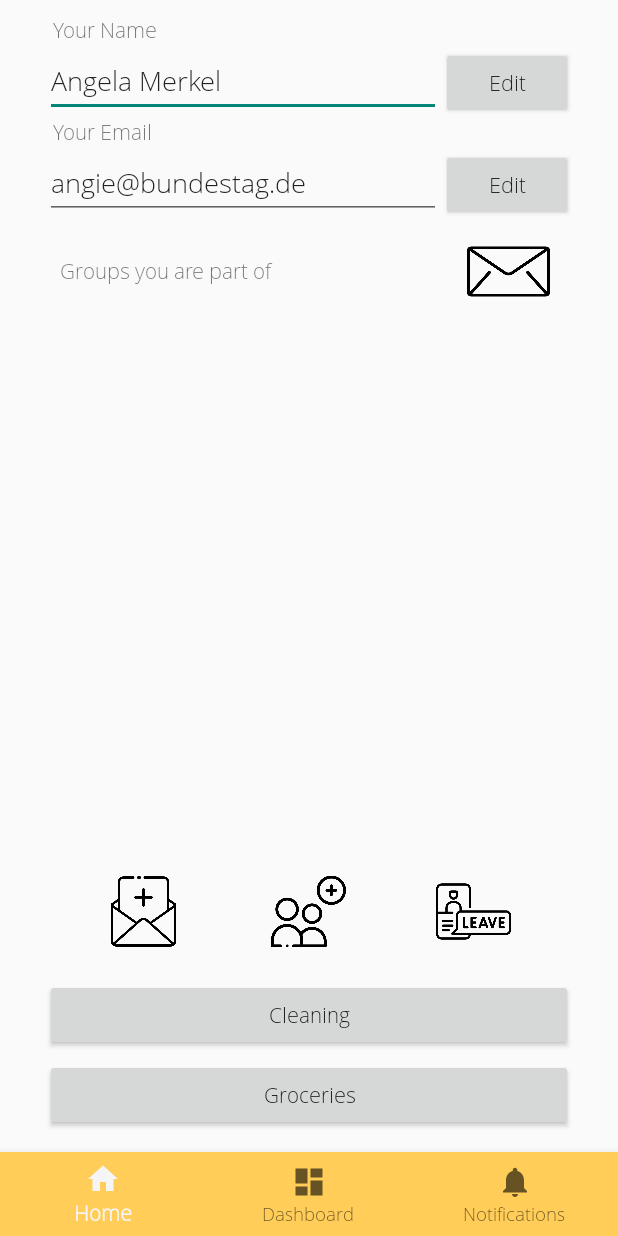
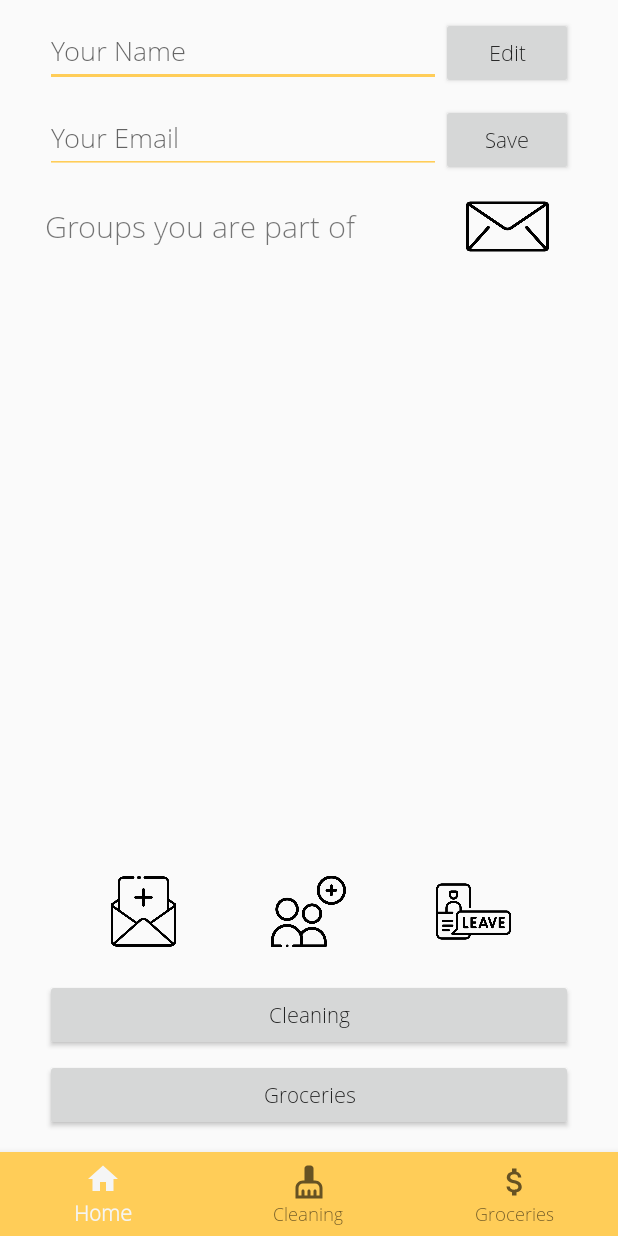
Before and after one commit to ponmeloco/Living, an Android app: the screen it shows after launch once a user with an empty profile is signed in (MainActivity), on a phone screen of 412 x 824 dp. Run offline under Robolectric (Android 15) with nearby library versions, the phone set to English and light mode, and no system bars; our stand-ins replace Firebase (no records; nobody signed in at launch, a user with empty details on screens opened directly), navigation-ui; 2 statements that could not run were skipped.

Commit message:
inflated HomeFragment with user data and made small ui changes. implemented recyclerview adapter

```diff
--- /dev/null
+++ b/app/src/main/java/de/living/adapter/MyAdapter.kt
@@ -0,0 +1,40 @@
+package de.living.adapter
+
+import android.view.LayoutInflater
+import android.view.View
+import android.view.ViewGroup
+import android.widget.TextView
+import androidx.recyclerview.widget.RecyclerView
+import de.living.R
+import de.living.model.GroupsList
+
+
+class MyAdapter(private val userGroupList: ArrayList<GroupsList>) : RecyclerView.Adapter<MyAdapter.ViewHolder>() {
+
+    // create new views
+    override fun onCreateViewHolder(parent: ViewGroup, viewType: Int): ViewHolder {
+        // inflates the card_view_design view
+        // that is used to hold list item
+        val view = LayoutInflater.from(parent.context)
+            .inflate(R.layout.card_view_design, parent, false)
+        return ViewHolder(view)
+    }
+
+    // binds the list items to a view
+    override fun onBindViewHolder(holder: ViewHolder, position: Int) {
+        val user = userGroupList[position]
+        // sets the text to the textview from our itemHolder class
+        holder.textView.text = user.Gruppe1
+
+    }
+
+    // return the number of the items in the list
+    override fun getItemCount(): Int {
+        return userGroupList.size
+    }
+
+    // Holds the views for adding it to image and text
+    class ViewHolder(ItemView: View) : RecyclerView.ViewHolder(ItemView) {
+        val textView: TextView = itemView.findViewById(R.id.textView)
+    }
+}
--- a/app/src/main/java/de/living/mainApp/GroceriesFragment.kt
+++ b/app/src/main/java/de/living/mainApp/GroceriesFragment.kt
@@ -30,7 +30,7 @@ class GroceriesFragment : Fragment() {
         container: ViewGroup?,
         savedInstanceState: Bundle?
     ): View {
-
+        _userDataViewModel.getUserData()
         _binding = FragmentGroceriesBinding.inflate(inflater, container, false)
         val root: View = binding.root
 
--- a/app/src/main/java/de/living/mainApp/HomeFragment.kt
+++ b/app/src/main/java/de/living/mainApp/HomeFragment.kt
@@ -1,6 +1,5 @@
 package de.living.mainApp
 
-import android.annotation.SuppressLint
 import android.graphics.Color
 import android.graphics.PorterDuff
 import android.os.Bundle
@@ -8,11 +7,15 @@ import android.view.LayoutInflater
 import android.view.MotionEvent
 import android.view.View
 import android.view.ViewGroup
-import androidx.constraintlayout.widget.ConstraintLayout
+import android.widget.EditText
 import androidx.fragment.app.Fragment
 import androidx.fragment.app.activityViewModels
+import androidx.recyclerview.widget.LinearLayoutManager
 import de.living.databinding.FragmentHomeBinding
 import de.living.viewmodel.UserDataViewModel
+import de.living.adapter.MyAdapter
+import de.living.model.GroupsList
+
 
 class HomeFragment : Fragment() {
 
@@ -24,16 +27,28 @@ class HomeFragment : Fragment() {
     private val binding get() = _binding!!
     private val _userDataViewModel: UserDataViewModel by activityViewModels()
 
+
     override fun onCreateView(
         inflater: LayoutInflater,
         container: ViewGroup?,
         savedInstanceState: Bundle?
 
-    ): ConstraintLayout {
+    ): View {
+
+        _userDataViewModel.getUserGroups()
+        _userDataViewModel.getUserData()
+        _binding = FragmentHomeBinding.inflate(inflater, container, false)
 
 
+        val editTextViewName: EditText = binding.editTextViewYourName
+        val editTextViewEmail: EditText = binding.editTextViewYourEmail
+        _userDataViewModel.getUser().observe(viewLifecycleOwner) {
+            editTextViewName.setText(_userDataViewModel.getUser().value?.name)
+            editTextViewEmail.setText(_userDataViewModel.getUser().value?.email)
+        }
 
-        _binding = FragmentHomeBinding.inflate(inflater, container, false)
+
+        inflateRecyclerview()
 
 
         binding.createGroupButton.setOnClickListener {
@@ -57,6 +72,7 @@ class HomeFragment : Fragment() {
     }
 
 
+
     @Suppress("DEPRECATION","ClickableViewAccessibility")
     fun buttonEffect(button: View) {
         button.setOnTouchListener { v, event ->
@@ -74,4 +90,23 @@ class HomeFragment : Fragment() {
         }
     }
 
+     private fun inflateRecyclerview(){
+        // getting the recyclerview by its id
+        val recyclerview = binding.listViewGroups
+
+        // this creates a vertical layout Manager
+        recyclerview.layoutManager = LinearLayoutManager(binding.listViewGroups.context)
+
+        // ArrayList of class ItemsViewModel
+        val data = ArrayList<GroupsList>()
+
+         _userDataViewModel.getGroups().value?.let { GroupsList(it.Gruppe1) }?.let { data.add(it) }
+
+        // This will pass the ArrayList to our Adapter
+        val adapter = MyAdapter(data)
+
+        // Setting the Adapter with the recyclerview
+        recyclerview.adapter = adapter
+    }
+
 }
--- a/app/src/main/java/de/living/mainApp/MainActivity.kt
+++ b/app/src/main/java/de/living/mainApp/MainActivity.kt
@@ -1,35 +1,33 @@
 package de.living.mainApp
 
 import android.os.Bundle
-import androidx.activity.viewModels
 import com.google.android.material.bottomnavigation.BottomNavigationView
 import androidx.appcompat.app.AppCompatActivity
 import androidx.navigation.fragment.NavHostFragment
 import androidx.navigation.ui.setupWithNavController
 import de.living.R
 import de.living.databinding.ActivityMainBinding
-import de.living.viewmodel.UserDataViewModel
+
 
 class MainActivity : AppCompatActivity() {
 
     private lateinit var binding: ActivityMainBinding
 
-    private val _userDataViewModel: UserDataViewModel by viewModels<UserDataViewModel>()
-
     override fun onCreate(savedInstanceState: Bundle?) {
         super.onCreate(savedInstanceState)
 
         binding = ActivityMainBinding.inflate(layoutInflater)
+
         setContentView(binding.root)
-        _userDataViewModel.getUserData()
 
         val navView: BottomNavigationView = binding.navView
         val navHostFragment = supportFragmentManager.findFragmentById(R.id.nav_host_fragment_activity_main) as NavHostFragment
         val navController = navHostFragment.navController
-        // Passing each menu ID as a set of Ids because each
-        // menu should be considered as top level destinations.
+
+
 
         navView.setupWithNavController(navController)
 
     }
+
 }
--- /dev/null
+++ b/app/src/main/java/de/living/model/GroupsList.kt
@@ -0,0 +1,3 @@
+package de.living.model
+
+data class GroupsList(var Gruppe1: String = "")
--- a/app/src/main/java/de/living/startup/SignInActivity.kt
+++ b/app/src/main/java/de/living/startup/SignInActivity.kt
@@ -16,7 +16,7 @@ import de.living.databinding.ActivitySignInBinding
 
 class SignInActivity : AppCompatActivity() {
     private lateinit var auth: FirebaseAuth
-    lateinit var binding: ActivitySignInBinding
+    private lateinit var binding: ActivitySignInBinding
 
     override fun onCreate(savedInstanceState: Bundle?) {
         super.onCreate(savedInstanceState)
--- a/app/src/main/java/de/living/viewmodel/UserDataViewModel.kt
+++ b/app/src/main/java/de/living/viewmodel/UserDataViewModel.kt
@@ -8,21 +8,27 @@ import androidx.lifecycle.ViewModel
 import com.google.firebase.auth.FirebaseAuth
 import com.google.firebase.firestore.FirebaseFirestore
 import com.google.firebase.firestore.ktx.toObject
+import de.living.model.GroupsList
 import de.living.model.User
 
 class UserDataViewModel : ViewModel() {
     private val mFireStore = FirebaseFirestore.getInstance()
-    private lateinit var _user: MutableLiveData<User>
+    private var _user: MutableLiveData<User> = MutableLiveData<User>()
+    private var _userGroupsList: MutableLiveData<GroupsList> = MutableLiveData<GroupsList>()
 
-    fun getUser():LiveData<User>{
+    fun getUser(): LiveData<User> {
         return _user
     }
 
-    private fun getCurrentUserId(): String{
+    fun getGroups(): LiveData<GroupsList> {
+        return _userGroupsList
+    }
+
+    private fun getCurrentUserId(): String {
         return FirebaseAuth.getInstance().currentUser!!.uid
     }
 
-    fun getUserData(){
+    fun getUserData() {
         val docRef = mFireStore.collection("users").document(getCurrentUserId())
         docRef.get()
             .addOnSuccessListener { document ->
@@ -37,4 +43,22 @@ class UserDataViewModel : ViewModel() {
                 Log.d(ContentValues.TAG, "get failed with ", exception)
             }
     }
+
+    fun getUserGroups() {
+        val docRef = mFireStore.collection("users").document(getCurrentUserId())
+            .collection("groups")
+            .document("groupNames")
+        docRef.get()
+            .addOnSuccessListener { document ->
+                if (document != null) {
+                    Log.d(ContentValues.TAG, "DocumentSnapshot data: ${document.data}")
+                    _userGroupsList = MutableLiveData(document.toObject<GroupsList>()!!)
+                } else {
+                    Log.d(ContentValues.TAG, "No such document")
+                }
+            }
+            .addOnFailureListener { exception ->
+                Log.d(ContentValues.TAG, "get failed with ", exception)
+            }
+    }
 }
--- /dev/null
+++ b/app/src/main/res/drawable/ic_baseline_attach_money_24.xml
@@ -0,0 +1,5 @@
+<vector android:height="24dp" android:tint="#000000"
+    android:viewportHeight="24" android:viewportWidth="24"
+    android:width="24dp" xmlns:android="http://schemas.android.com/apk/res/android">
+    <path android:fillColor="@android:color/white" android:pathData="M11.8,10.9c-2.27,-0.59 -3,-1.2 -3,-2.15 0,-1.09 1.01,-1.85 2.7,-1.85 1.78,0 2.44,0.85 2.5,2.1h2.21c-0.07,-1.72 -1.12,-3.3 -3.21,-3.81V3h-3v2.16c-1.94,0.42 -3.5,1.68 -3.5,3.61 0,2.31 1.91,3.46 4.7,4.13 2.5,0.6 3,1.48 3,2.41 0,0.69 -0.49,1.79 -2.7,1.79 -2.06,0 -2.87,-0.92 -2.98,-2.1h-2.2c0.12,2.19 1.76,3.42 3.68,3.83V21h3v-2.15c1.95,-0.37 3.5,-1.5 3.5,-3.55 0,-2.84 -2.43,-3.81 -4.7,-4.4z"/>
+</vector>
--- /dev/null
+++ b/app/src/main/res/drawable/ic_baseline_cleaning_services_24.xml
@@ -0,0 +1,5 @@
+<vector android:height="24dp" android:tint="#000000"
+    android:viewportHeight="24" android:viewportWidth="24"
+    android:width="24dp" xmlns:android="http://schemas.android.com/apk/res/android">
+    <path android:fillColor="@android:color/white" android:pathData="M16,11h-1V3c0,-1.1 -0.9,-2 -2,-2h-2C9.9,1 9,1.9 9,3v8H8c-2.76,0 -5,2.24 -5,5v7h18v-7C21,13.24 18.76,11 16,11zM19,21h-2v-3c0,-0.55 -0.45,-1 -1,-1s-1,0.45 -1,1v3h-2v-3c0,-0.55 -0.45,-1 -1,-1s-1,0.45 -1,1v3H9v-3c0,-0.55 -0.45,-1 -1,-1s-1,0.45 -1,1v3H5v-5c0,-1.65 1.35,-3 3,-3h8c1.65,0 3,1.35 3,3V21z"/>
+</vector>
--- /dev/null
+++ b/app/src/main/res/drawable/ic_baseline_local_grocery_store_24.xml
@@ -0,0 +1,5 @@
+<vector android:height="24dp" android:tint="#000000"
+    android:viewportHeight="24" android:viewportWidth="24"
+    android:width="24dp" xmlns:android="http://schemas.android.com/apk/res/android">
+    <path android:fillColor="@android:color/white" android:pathData="M7,18c-1.1,0 -1.99,0.9 -1.99,2S5.9,22 7,22s2,-0.9 2,-2 -0.9,-2 -2,-2zM1,2v2h2l3.6,7.59 -1.35,2.45c-0.16,0.28 -0.25,0.61 -0.25,0.96 0,1.1 0.9,2 2,2h12v-2L7.42,15c-0.14,0 -0.25,-0.11 -0.25,-0.25l0.03,-0.12 0.9,-1.63h7.45c0.75,0 1.41,-0.41 1.75,-1.03l3.58,-6.49c0.08,-0.14 0.12,-0.31 0.12,-0.48 0,-0.55 -0.45,-1 -1,-1L5.21,4l-0.94,-2L1,2zM17,18c-1.1,0 -1.99,0.9 -1.99,2s0.89,2 1.99,2 2,-0.9 2,-2 -0.9,-2 -2,-2z"/>
+</vector>
--- a/app/src/main/res/layout/fragment_home.xml
+++ b/app/src/main/res/layout/fragment_home.xml
@@ -8,37 +8,26 @@
     android:layout_marginBottom="70dp"
     tools:context=".mainApp.HomeFragment" >
 
-    <TextView
-        android:id="@+id/textViewYourName"
-        android:text="@string/your_name"
-        android:layout_width="wrap_content"
+    <androidx.appcompat.widget.LinearLayoutCompat
+        android:layout_marginTop="10dp"
+        android:id="@+id/linearLayoutYourName"
+        android:layout_width="match_parent"
         android:layout_height="wrap_content"
-        android:layout_marginTop="10dp"
-        android:layout_marginStart="35dp"
-        app:layout_constraintStart_toStartOf="parent"
-        app:layout_constraintTop_toTopOf="parent">
-    </TextView>
-
-    <androidx.appcompat.widget.LinearLayoutCompat
-        android:id="@+id/linearLayoutYourName"
-        android:layout_marginBottom="10dp"
         android:layout_marginEnd="30dp"
         android:layout_marginStart="30dp"
-        android:layout_width="match_parent"
-        android:layout_height="wrap_content"
-        app:layout_constraintTop_toBottomOf="@id/textViewYourName"
-        tools:layout_editor_absoluteX="0dp">
+        app:layout_constraintTop_toTopOf="parent"
+        tools:layout_editor_absoluteX="30dp">
 
-        <EditText
+        <androidx.appcompat.widget.AppCompatEditText
             android:id="@+id/editTextViewYourName"
             android:layout_width="wrap_content"
             android:layout_height="wrap_content"
             android:layout_weight="1"
             android:autofillHints="Your Name"
+            android:backgroundTint="@color/mimosaYellow"
             android:hint="@string/your_name"
             android:inputType="textPersonName"
-            android:minHeight="48dp"
-            android:text="@string/angela_merkel" />
+            android:minHeight="48dp" />
 
 
         <Button
@@ -50,25 +39,15 @@
             tools:ignore="DuplicateSpeakableTextCheck,TouchTargetSizeCheck,TouchTargetSizeCheck" />
     </androidx.appcompat.widget.LinearLayoutCompat>
 
-    <TextView
-        android:id="@+id/textViewYourEmail"
-        android:text="@string/your_email"
-        android:layout_width="wrap_content"
-        android:layout_height="wrap_content"
-        android:layout_marginStart="35dp"
-        android:layout_marginTop="0dp"
-        app:layout_constraintStart_toStartOf="parent"
-        app:layout_constraintTop_toBottomOf="@id/linearLayoutYourName">
-    </TextView>
-
     <androidx.appcompat.widget.LinearLayoutCompat
         android:id="@+id/linearLayoutYourEmail"
         android:layout_width="match_parent"
         android:layout_height="wrap_content"
-        android:layout_marginBottom="10dp"
+        android:layout_marginTop="10dp"
         android:layout_marginEnd="30dp"
         android:layout_marginStart="30dp"
-        app:layout_constraintTop_toBottomOf="@+id/textViewYourEmail">
+        app:layout_constraintTop_toBottomOf="@+id/linearLayoutYourName"
+        tools:layout_editor_absoluteX="30dp">
 
         <EditText
             android:id="@+id/editTextViewYourEmail"
@@ -76,16 +55,16 @@
             android:layout_height="wrap_content"
             android:layout_weight="1"
             android:autofillHints="Your Email"
+            android:backgroundTint="@color/mimosaYellow"
             android:hint="@string/your_email"
             android:inputType="textEmailAddress"
-            android:minHeight="48dp"
-            android:text="@string/angie_email" />
+            android:minHeight="48dp" />
 
         <Button
             android:id="@+id/YourEmailEditButton"
             android:layout_width="wrap_content"
             android:layout_height="wrap_content"
-            android:text="@string/edit"
+            android:text="@string/save"
             android:textAllCaps="false"
             tools:ignore="TouchTargetSizeCheck" />
     </androidx.appcompat.widget.LinearLayoutCompat>
@@ -97,8 +76,8 @@
         android:layout_height="wrap_content"
         android:paddingEnd="20dp"
         android:paddingStart="20dp"
-        android:layout_marginEnd="20dp"
-        android:layout_marginStart="20dp"
+        android:layout_marginEnd="10dp"
+        android:layout_marginStart="10dp"
         android:layout_marginTop="10dp"
         app:layout_constraintTop_toBottomOf="@+id/linearLayoutYourEmail"
 >
@@ -109,6 +88,7 @@
             android:layout_width="wrap_content"
             android:layout_height="wrap_content"
             android:layout_gravity="center_vertical"
+            android:textSize="20sp"
             android:gravity="start"
             android:layout_weight="1" />
 
@@ -116,7 +96,7 @@
             android:id="@+id/pending_invites_button"
             android:layout_width="55dp"
             android:layout_height="50dp"
-            android:layout_marginEnd="5dp"
+            android:layout_marginEnd="16dp"
             android:background="@drawable/email"
             android:contentDescription="@string/pending_email_invite"
             android:textAllCaps="false"
@@ -128,12 +108,13 @@
         android:id="@+id/listViewGroups"
         android:layout_width="match_parent"
         android:layout_height="wrap_content"
-        android:layout_marginStart="30dp"
-        android:layout_marginEnd="30dp"
+        android:layout_marginStart="20dp"
+        android:layout_marginEnd="20dp"
+        android:layout_marginTop="20dp"
+        android:layout_marginBottom="20dp"
+        app:layout_constrainedHeight="true"
         app:layout_constraintBottom_toTopOf="@+id/linearLayoutInviteLeave"
-        app:layout_constraintTop_toBottomOf="@+id/linearLayoutGroups"
-        tools:layout_editor_absoluteX="30dp">
-
+        app:layout_constraintTop_toBottomOf="@+id/linearLayoutGroups">
 
     </androidx.recyclerview.widget.RecyclerView>
 
--- a/app/src/main/res/menu/bottom_nav_menu.xml
+++ b/app/src/main/res/menu/bottom_nav_menu.xml
@@ -8,12 +8,12 @@
 
     <item
         android:id="@+id/navigation_dashboard"
-        android:icon="@drawable/ic_dashboard_black_24dp"
-        android:title="@string/title_dashboard" />
+        android:icon="@drawable/ic_baseline_cleaning_services_24"
+        android:title="@string/title_cleaning" />
 
     <item
         android:id="@+id/navigation_notifications"
-        android:icon="@drawable/ic_notifications_black_24dp"
-        android:title="@string/title_notifications" />
+        android:icon="@drawable/ic_baseline_attach_money_24"
+        android:title="@string/title_groceries" />
 
 </menu>
--- a/app/src/main/res/navigation/mobile_navigation.xml
+++ b/app/src/main/res/navigation/mobile_navigation.xml
@@ -14,12 +14,12 @@
     <fragment
         android:id="@+id/navigation_dashboard"
         android:name="de.living.mainApp.CleaningFragment"
-        android:label="@string/title_dashboard"
+        android:label="@string/title_cleaning"
         tools:layout="@layout/fragment_cleaning" />
 
     <fragment
         android:id="@+id/navigation_notifications"
         android:name="de.living.mainApp.GroceriesFragment"
-        android:label="@string/title_notifications"
+        android:label="@string/title_groceries"
         tools:layout="@layout/fragment_groceries" />
 </navigation>
--- a/app/src/main/res/values/strings.xml
+++ b/app/src/main/res/values/strings.xml
@@ -14,8 +14,8 @@
     <string name="please_wait">please wait</string>
     <string name="title_activity_main">MainActivity</string>
     <string name="title_home">Home</string>
-    <string name="title_dashboard">Dashboard</string>
-    <string name="title_notifications">Notifications</string>
+    <string name="title_cleaning">Cleaning</string>
+    <string name="title_groceries">Groceries</string>
     <string name="logout">Logout</string>
     <string name="pending_email_invite">Pending Email invite</string>
     <string name="angela_merkel">Angela Merkel</string>
@@ -30,4 +30,6 @@
     <string name="groups_you_are_part_of">Groups you are part of</string>
     <string name="group_name">Group Name</string>
     <string name="create_group">Create Group</string>
+    <string name="save">Save</string>
+    <string name="item">Item</string>
 </resources>
```
Also changed, not shown: app/src/main/res/drawable/cursor.xml (added, +8 -0 lines), app/src/main/res/layout/card_view_design.xml (added, +27 -0 lines).
